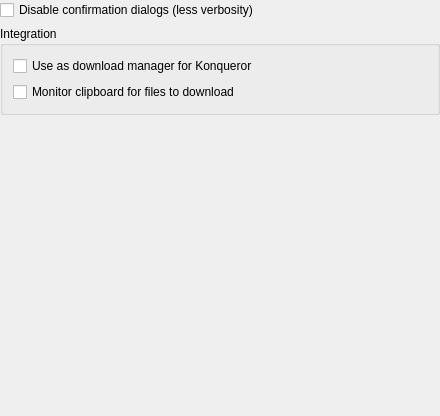
The window that conf/dlgadvanced.ui (KDE/kget) describes before a commit, drawn with Qt 5.
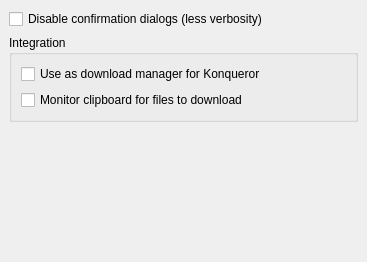
The same window after the commit.

```diff
--- a/conf/dlgadvanced.ui
+++ b/conf/dlgadvanced.ui
@@ -8,8 +8,8 @@
    <rect>
     <x>0</x>
     <y>0</y>
-    <width>440</width>
-    <height>416</height>
+    <width>367</width>
+    <height>262</height>
    </rect>
   </property>
   <property name="windowTitle" >
@@ -17,7 +17,7 @@
   </property>
   <layout class="QVBoxLayout" >
    <property name="margin" >
-    <number>0</number>
+    <number>9</number>
    </property>
    <property name="spacing" >
     <number>6</number>
@@ -36,7 +36,7 @@
      </property>
      <layout class="QVBoxLayout" >
       <property name="margin" >
-       <number>10</number>
+       <number>9</number>
       </property>
       <property name="spacing" >
        <number>6</number>
```
Left out of the diff: 3 changed lines with no effect on the pictures.
